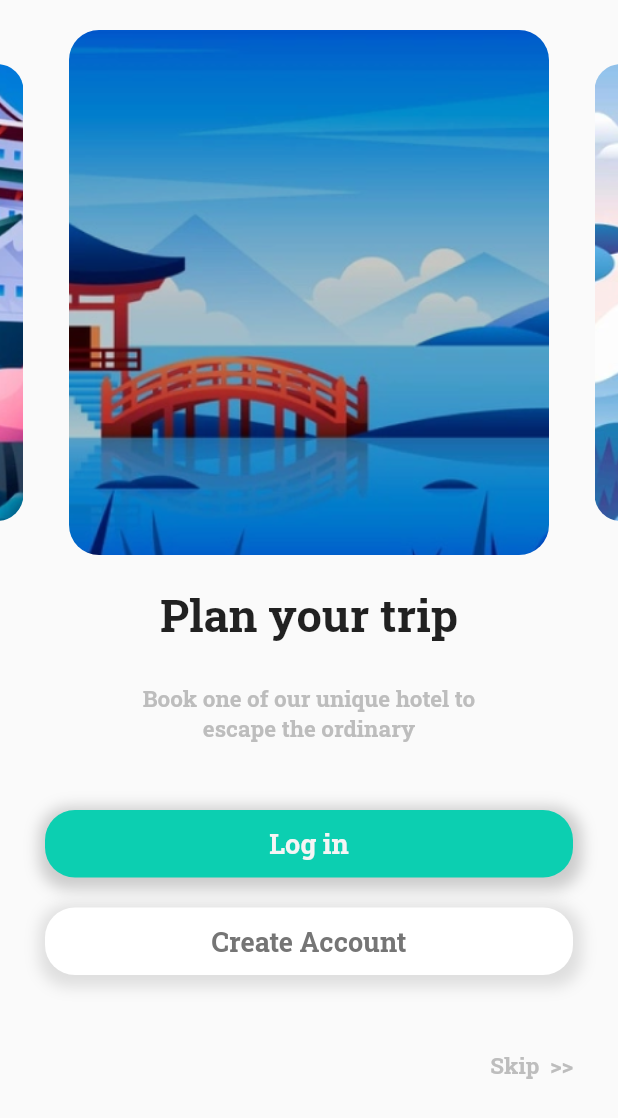
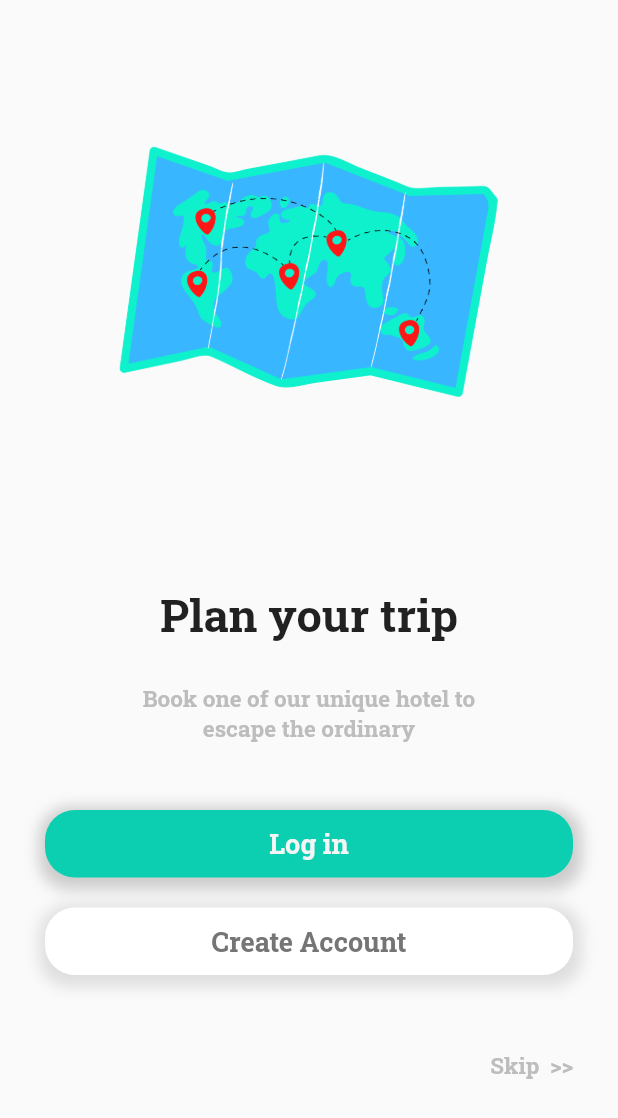
Before and after one commit to princepf/MyTrip, a Flutter app: the screen it shows after launch, after a tap on "Get started", on a phone screen of 412 x 824 dp. Shown: the top 1118 px of the screen. Run offline on Flutter 3.47's test engine with Material 2 defaults, Android fonts, the phone set to English and light mode, and no system bars; drawn by our look-alikes of carousel_slider; our stand-ins replace flutter_rating_bar.

Commit message:
commit1 29/12/21

```diff
--- a/lib/first_screen.dart
+++ b/lib/first_screen.dart
@@ -18,11 +18,13 @@ class _GetstartState extends State<Getstart> {
         body: Container(
           width: double.infinity,
           child: Stack(children: [
-            Image.asset(
-              "assets/images/wall1.jpg",
-              fit: BoxFit.cover,
-              width: double.maxFinite,
-              height: 1000,
+            Container(
+              decoration: BoxDecoration(
+                  image: DecorationImage(
+                      fit: BoxFit.cover,
+                      image: AssetImage(
+                        "assets/images/wall.jpg",
+                      ))),
             ),
             Container(
               padding: EdgeInsets.all(50),
@@ -32,14 +34,14 @@ class _GetstartState extends State<Getstart> {
                   Column(
                     children: [
                       Image.asset(
-                        "assets/images/home.png",
-                        height: 70,
+                        "assets/images/logo1.png",
+                        height: 75,
                       ),
                       SizedBox(
                         height: 10,
                       ),
                       Text(
-                        "Roome",
+                        "My Trip",
                         style: TextStyle(
                           fontSize: 35,
                           fontWeight: FontWeight.bold,
--- a/lib/log_cre_page.dart
+++ b/lib/log_cre_page.dart
@@ -35,7 +35,7 @@ class _LogCreScreenState extends State<LogCreScreen> {
                             borderRadius: BorderRadius.circular(20),
                             image: DecorationImage(
                                 fit: BoxFit.cover,
-                                image: AssetImage("assets/place/i1.png"))),
+                                image: AssetImage("assets/images/map.png"))),
                       ),
                       Container(
                         height: 340,
@@ -44,7 +44,7 @@ class _LogCreScreenState extends State<LogCreScreen> {
                             borderRadius: BorderRadius.circular(20),
                             image: DecorationImage(
                                 fit: BoxFit.cover,
-                                image: AssetImage("assets/place/i2.png"))),
+                                image: AssetImage("assets/images/things.png"))),
                       ),
                       Container(
                         height: 340,
@@ -53,12 +53,14 @@ class _LogCreScreenState extends State<LogCreScreen> {
                             borderRadius: BorderRadius.circular(20),
                             image: DecorationImage(
                                 fit: BoxFit.cover,
-                                image: AssetImage("assets/place/i3.png"))),
+                                image: AssetImage("assets/images/family.png"))),
                       ),
                     ],
                     options: CarouselOptions(
                       height: 350,
                       autoPlay: true,
+                      autoPlayInterval: Duration(seconds: 2),
+                      enableInfiniteScroll: true,
                       enlargeCenterPage: true,
                     )),
                 SizedBox(
```
Also changed, not shown: lib/home_page.dart (+163 -35 lines), assets/images/bags.png (added), assets/images/bus.png (added), assets/images/family.png (added), assets/images/logo.jpg (deleted), assets/images/logo.png (added), assets/images/logo1.png (added), assets/images/map.png (added), assets/images/mytriplogo.png (added), assets/images/things.png (added), assets/place/mumbai.jpg (added).
